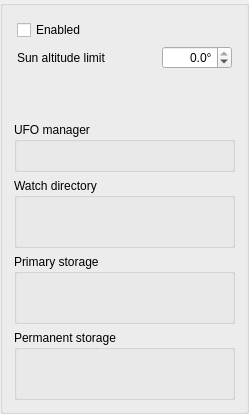
First picture: the form in widgets/qcamera.ui, repository AMOS-uniba/amos-client, before the edit.
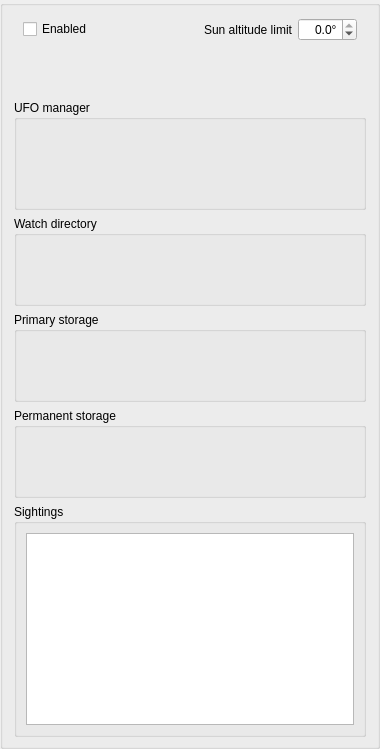
Second picture: the form after the edit. Custom widgets are drawn as their Qt base class.

The edit to the form file:
```diff
--- a/widgets/qcamera.ui
+++ b/widgets/qcamera.ui
@@ -6,59 +6,72 @@
    <rect>
     <x>0</x>
     <y>0</y>
-    <width>249</width>
-    <height>399</height>
+    <width>380</width>
+    <height>744</height>
    </rect>
   </property>
+  <property name="minimumSize">
+   <size>
+    <width>0</width>
+    <height>0</height>
+   </size>
+  </property>
   <property name="windowTitle">
    <string>GroupBox</string>
   </property>
   <layout class="QGridLayout" name="gridLayout">
-   <item row="1" column="0" colspan="2">
-    <widget class="QUfoManager" name="ufo_manager">
+   <property name="topMargin">
+    <number>3</number>
+   </property>
+   <property name="bottomMargin">
+    <number>9</number>
+   </property>
+   <item row="2" column="0" colspan="2">
+    <widget class="QScannerBox" name="scanner">
      <property name="minimumSize">
       <size>
        <width>0</width>
-       <height>50</height>
+       <height>90</height>
       </size>
      </property>
      <property name="title">
-      <string>UFO manager</string>
+      <string>Watch directory</string>
      </property>
     </widget>
    </item>
    <item row="0" column="0" colspan="2">
     <widget class="QFrame" name="frame">
      <layout class="QGridLayout" name="gridLayout_2">
-      <property name="leftMargin">
-       <number>3</number>
-      </property>
-      <property name="topMargin">
-       <number>3</number>
-      </property>
-      <property name="rightMargin">
-       <number>3</number>
-      </property>
-      <property name="bottomMargin">
-       <number>3</number>
-      </property>
-      <item row="1" column="0">
+      <item row="0" column="0">
+       <widget class="QCheckBox" name="cb_enabled">
+        <property name="text">
+         <string>Enabled</string>
+        </property>
+       </widget>
+      </item>
+      <item row="0" column="1">
        <widget class="QLabel" name="lx_darkness_limit">
         <property name="sizePolicy">
          <sizepolicy hsizetype="Preferred" vsizetype="Preferred">
-          <horstretch>2</horstretch>
+          <horstretch>0</horstretch>
           <verstretch>0</verstretch>
          </sizepolicy>
         </property>
+        <property name="toolTip">
+         <string>Sun altitude at which the camera should be run</string>
+        </property>
         <property name="text">
          <string>Sun altitude limit</string>
         </property>
+        <property name="alignment">
+         <set>Qt::AlignmentFlag::AlignRight|Qt::AlignmentFlag::AlignTrailing|Qt::AlignmentFlag::AlignVCenter</set>
+        </property>
        </widget>
       </item>
-      <item row="1" column="1">
+      <item row="0" column="2">
        <widget class="QDoubleSpinBox" name="dsb_darkness_limit">
         <property name="sizePolicy">
-         <sizepolicy hsizetype="Minimum" vsizetype="Fixed">
+         <sizepolicy hsizetype="Maximum" vsizetype="Fixed">
           <horstretch>1</horstretch>
           <verstretch>0</verstretch>
          </sizepolicy>
@@ -67,7 +80,7 @@
          <string>darkness limit for observation</string>
         </property>
         <property name="alignment">
-         <set>Qt::AlignRight|Qt::AlignTrailing|Qt::AlignVCenter</set>
+         <set>Qt::AlignmentFlag::AlignRight|Qt::AlignmentFlag::AlignTrailing|Qt::AlignmentFlag::AlignVCenter</set>
         </property>
         <property name="showGroupSeparator" stdset="0">
          <bool>true</bool>
@@ -89,29 +102,7 @@
         </property>
        </widget>
       </item>
-      <item row="3" column="0" colspan="2">
-       <widget class="QDateTimeLine" name="sl_dome_close" native="true">
-        <property name="sizePolicy">
-         <sizepolicy hsizetype="Preferred" vsizetype="Fixed">
-          <horstretch>0</horstretch>
-          <verstretch>0</verstretch>
-         </sizepolicy>
-        </property>
-        <property name="minimumSize">
-         <size>
-          <width>0</width>
-          <height>16</height>
-         </size>
-        </property>
-        <property name="maximumSize">
-         <size>
-          <width>16777215</width>
-          <height>16</height>
-         </size>
-        </property>
-       </widget>
-      </item>
-      <item row="2" column="0" colspan="2">
+      <item row="1" column="0" colspan="3">
        <widget class="QDateTimeLine" name="sl_dome_open" native="true">
         <property name="sizePolicy">
          <sizepolicy hsizetype="Preferred" vsizetype="Fixed">
@@ -133,22 +124,50 @@
         </property>
        </widget>
       </item>
-      <item row="0" column="0" colspan="2">
-       <widget class="QCheckBox" name="cb_enabled">
-        <property name="text">
-         <string>Enabled</string>
+      <item row="2" column="0" colspan="3">
+       <widget class="QDateTimeLine" name="sl_dome_close" native="true">
+        <property name="sizePolicy">
+         <sizepolicy hsizetype="Preferred" vsizetype="Fixed">
+          <horstretch>0</horstretch>
+          <verstretch>0</verstretch>
+         </sizepolicy>
+        </property>
+        <property name="minimumSize">
+         <size>
+          <width>0</width>
+          <height>16</height>
+         </size>
+        </property>
+        <property name="maximumSize">
+         <size>
+          <width>16777215</width>
+          <height>16</height>
+         </size>
         </property>
        </widget>
       </item>
      </layout>
     </widget>
    </item>
+   <item row="1" column="0" colspan="2">
+    <widget class="QUfoManager" name="ufo_manager">
+     <property name="minimumSize">
+      <size>
+       <width>0</width>
+       <height>110</height>
+      </size>
+     </property>
+     <property name="title">
+      <string>UFO manager</string>
+     </property>
+    </widget>
+   </item>
    <item row="3" column="0" colspan="2">
     <widget class="QStorageBox" name="storage_primary">
      <property name="minimumSize">
       <size>
        <width>0</width>
-       <height>70</height>
+       <height>90</height>
       </size>
      </property>
      <property name="title">
@@ -161,7 +180,7 @@
      <property name="minimumSize">
       <size>
        <width>0</width>
-       <height>70</height>
+       <height>90</height>
       </size>
      </property>
      <property name="title">
@@ -169,17 +188,22 @@
      </property>
     </widget>
    </item>
-   <item row="2" column="0" colspan="2">
-    <widget class="QScannerBox" name="scanner">
-     <property name="minimumSize">
-      <size>
-       <width>0</width>
-       <height>70</height>
-      </size>
+   <item row="5" column="0" colspan="2">
+    <widget class="QGroupBox" name="gb_sightings">
+     <property name="sizePolicy">
+      <sizepolicy hsizetype="Preferred" vsizetype="MinimumExpanding">
+       <horstretch>0</horstretch>
+       <verstretch>0</verstretch>
+      </sizepolicy>
      </property>
      <property name="title">
-      <string>Watch directory</string>
+      <string>Sightings</string>
      </property>
+     <layout class="QVBoxLayout" name="verticalLayout">
+      <item>
+       <widget class="QTableView" name="tableView"/>
+      </item>
+     </layout>
     </widget>
    </item>
   </layout>
```
